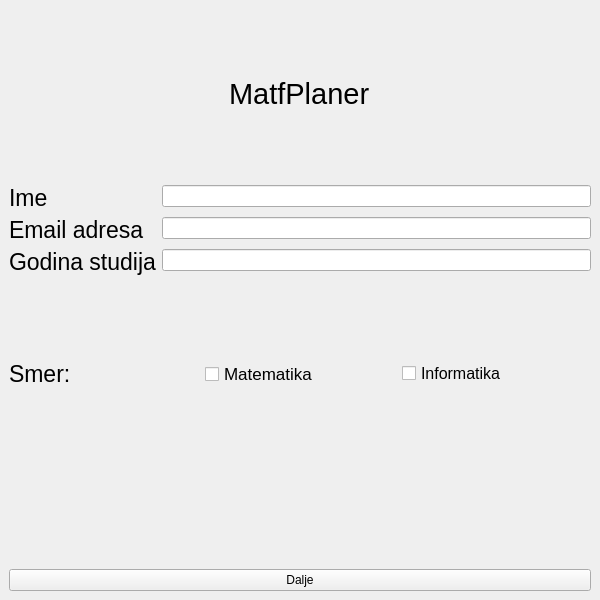
stenjo1/MATF_Planner, file Planer/MatfPlaner/forms/LoginPage.ui: the form before one commit.
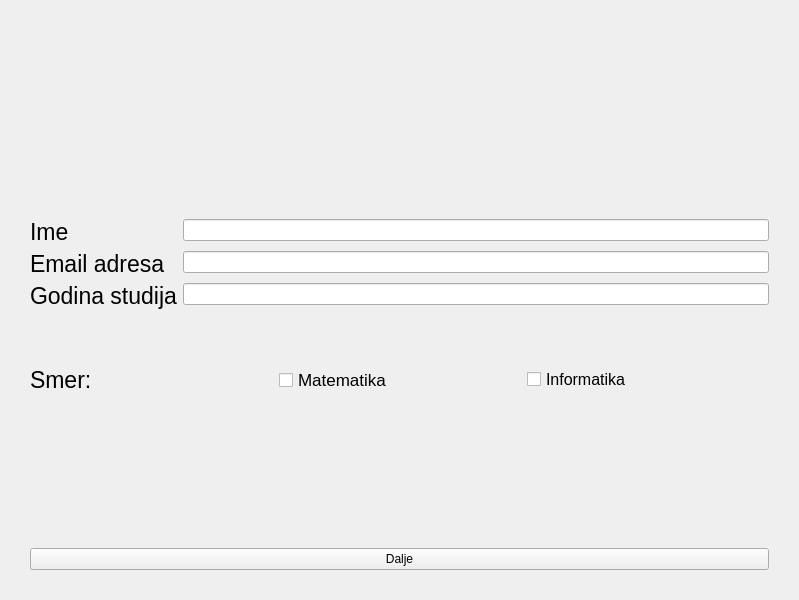
The form after the commit. Icons and pictures are not drawn.

```diff
--- a/Planer/MatfPlaner/forms/LoginPage.ui
+++ b/Planer/MatfPlaner/forms/LoginPage.ui
@@ -6,7 +6,7 @@
    <rect>
     <x>0</x>
     <y>0</y>
-    <width>600</width>
+    <width>799</width>
     <height>600</height>
    </rect>
   </property>
@@ -15,7 +15,19 @@
   </property>
   <widget class="QWidget" name="centralwidget">
    <layout class="QVBoxLayout" name="verticalLayout">
-    <item alignment="Qt::AlignHCenter">
+    <property name="leftMargin">
+     <number>30</number>
+    </property>
+    <property name="topMargin">
+     <number>30</number>
+    </property>
+    <property name="rightMargin">
+     <number>30</number>
+    </property>
+    <property name="bottomMargin">
+     <number>30</number>
+    </property>
+    <item>
      <widget class="QLabel" name="label_6">
       <property name="font">
        <font>
@@ -23,10 +35,29 @@
        </font>
       </property>
       <property name="text">
-       <string>MatfPlaner</string>
+       <string>&lt;html&gt;&lt;head/&gt;&lt;body&gt;&lt;p&gt;&lt;img src=&quot;:/logo/images/slika.png&quot;/&gt;&lt;/p&gt;&lt;/body&gt;&lt;/html&gt;</string>
+      </property>
+      <property name="alignment">
+       <set>Qt::AlignCenter</set>
       </property>
      </widget>
     </item>
+    <item>
+     <spacer name="verticalSpacer">
+      <property name="orientation">
+       <enum>Qt::Vertical</enum>
+      </property>
+      <property name="sizeType">
+       <enum>QSizePolicy::Minimum</enum>
+      </property>
+      <property name="sizeHint" stdset="0">
+       <size>
+        <width>20</width>
+        <height>40</height>
+       </size>
+      </property>
+     </spacer>
+    </item>
     <item>
      <layout class="QFormLayout" name="formLayout">
       <item row="0" column="0">
```
Left out of the diff: 8 changed lines with no effect on the pictures.
